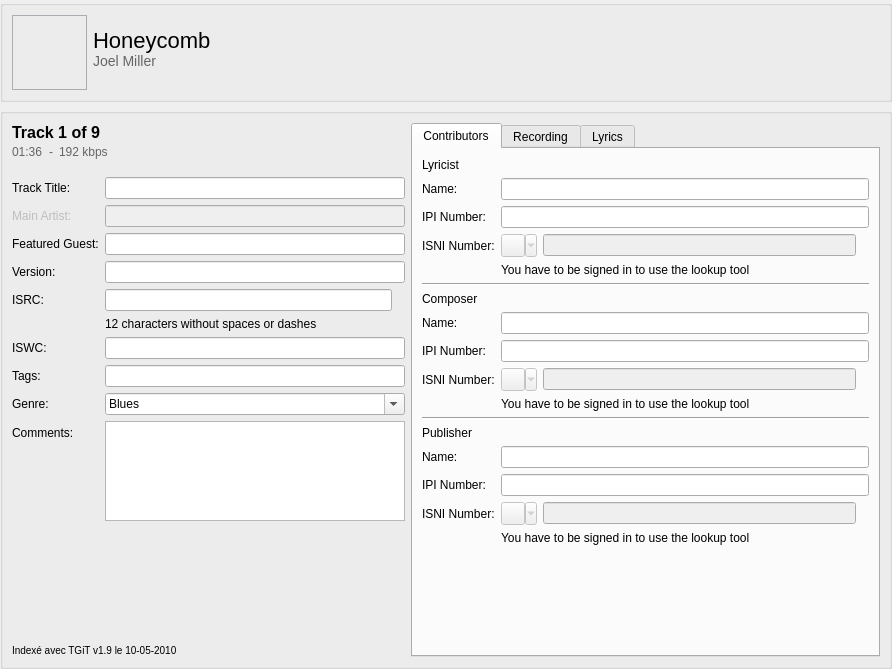
Iconoclasteinc/tgit, file resources/ui/track_page.ui: the form before one commit.
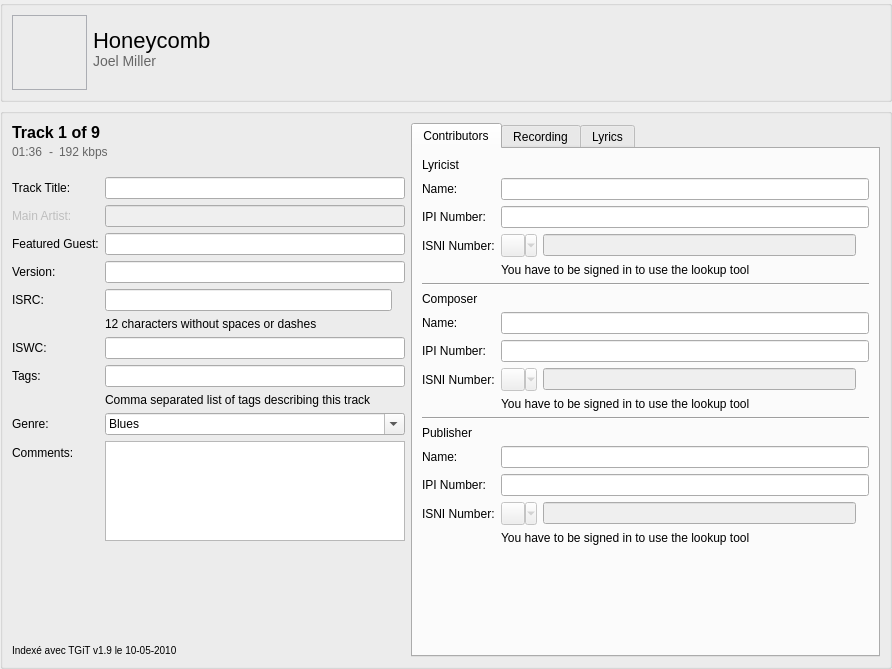
The form after the commit. Icons and pictures are not drawn. Custom widgets are drawn as their Qt base class.

Commit message: Add contextual help for the Tags field.

The edit to the form file:
```diff
--- a/resources/ui/track_page.ui
+++ b/resources/ui/track_page.ui
@@ -416,7 +416,7 @@
             </property>
            </widget>
           </item>
-          <item row="9" column="0">
+          <item row="10" column="0">
            <widget class="QLabel" name="_genre_caption">
             <property name="text">
              <string>Genre:</string>
@@ -426,7 +426,7 @@
             </property>
            </widget>
           </item>
-          <item row="9" column="1">
+          <item row="10" column="1">
            <widget class="QComboBox" name="_genre">
             <property name="sizePolicy">
              <sizepolicy hsizetype="MinimumExpanding" vsizetype="Fixed">
@@ -468,7 +468,7 @@
             </item>
            </widget>
           </item>
-          <item row="10" column="0">
+          <item row="11" column="0">
            <widget class="QLabel" name="_comments_caption">
             <property name="text">
              <string>Comments:</string>
@@ -478,7 +478,7 @@
             </property>
            </widget>
           </item>
-          <item row="10" column="1">
+          <item row="11" column="1">
            <widget class="TextArea" name="_comments">
             <property name="minimumSize">
              <size>
@@ -516,6 +516,28 @@
             </property>
            </widget>
           </item>
+          <item row="9" column="1">
+           <widget class="QLabel" name="_tags_info">
+            <property name="styleSheet">
+             <string notr="true">
+QLabel[style=QWindowsVistaStyle] {
+    font-size: 7pt;
+    margin-top: -2px;
+    margin-bottom: 2px;
+}
+
+QLabel[style=QMacStyle] {
+    font-size: 11pt;
+    margin-top: -3px;
+    margin-bottom: 3px;
+}
+</string>
+            </property>
+            <property name="text">
+             <string>Comma separated list of tags describing this track</string>
+            </property>
+           </widget>
+          </item>
          </layout>
         </item>
         <item>
```
The commit also changes 2 other files.
